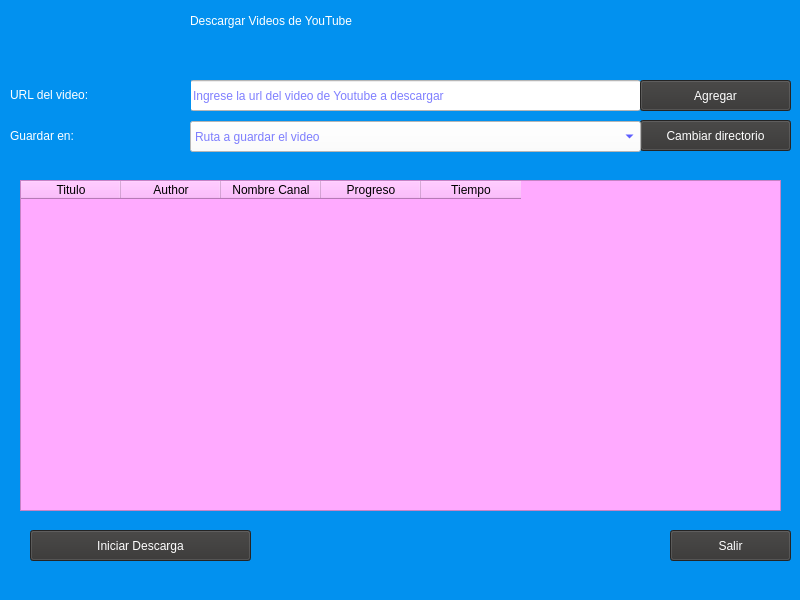
Old version of the form view/mainView.ui in the repository Jahr2001/Descargador_Videos_YouTube.
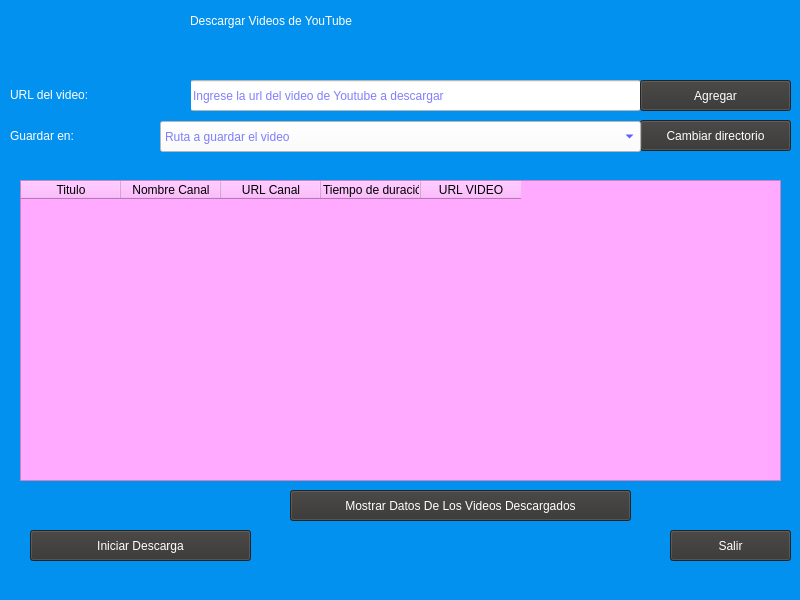
New version of the form.

```diff
--- a/view/mainView.ui
+++ b/view/mainView.ui
@@ -176,9 +176,9 @@
    <widget class="QComboBox" name="rutaGuardar">
     <property name="geometry">
      <rect>
-      <x>190</x>
+      <x>160</x>
       <y>121</y>
-      <width>451</width>
+      <width>481</width>
       <height>31</height>
      </rect>
     </property>
@@ -199,7 +199,7 @@
       <x>20</x>
       <y>180</y>
       <width>761</width>
-      <height>331</height>
+      <height>301</height>
      </rect>
     </property>
     <property name="styleSheet">
@@ -209,27 +209,63 @@
      <property name="text">
       <string>Titulo</string>
      </property>
-    </column>
-    <column>
-     <property name="text">
-      <string>Author</string>
+     <property name="textAlignment">
+      <set>AlignCenter</set>
      </property>
     </column>
     <column>
      <property name="text">
       <string>Nombre Canal</string>
      </property>
+     <property name="textAlignment">
+      <set>AlignCenter</set>
+     </property>
     </column>
     <column>
      <property name="text">
-      <string>Progreso</string>
+      <string>URL Canal</string>
      </property>
+     <property name="textAlignment">
+      <set>AlignCenter</set>
+     </property>
     </column>
     <column>
      <property name="text">
-      <string>Tiempo</string>
+      <string>Tiempo de duración del Video</string>
      </property>
+     <property name="textAlignment">
+      <set>AlignJustify|AlignVCenter</set>
+     </property>
     </column>
+    <column>
+     <property name="text">
+      <string>URL VIDEO</string>
+     </property>
+     <property name="textAlignment">
+      <set>AlignCenter</set>
+     </property>
+    </column>
+   </widget>
+   <widget class="QPushButton" name="datosVideos">
+    <property name="geometry">
+     <rect>
+      <x>290</x>
+      <y>490</y>
+      <width>341</width>
+      <height>31</height>
+     </rect>
+    </property>
+    <property name="cursor">
+     <cursorShape>PointingHandCursor</cursorShape>
+    </property>
+    <property name="styleSheet">
+     <string notr="true">font: 12pt &quot;MS Shell Dlg 2&quot;;
+color: rgb(255, 255, 255);
+background-color: rgb(52, 51, 50);</string>
+    </property>
+    <property name="text">
+     <string>Mostrar Datos De Los Videos Descargados</string>
+    </property>
    </widget>
   </widget>
   <widget class="QMenuBar" name="menubar">
```
